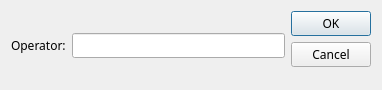
First picture: the form in not1mm/data/opon.ui, repository mbridak/not1mm, before the edit.
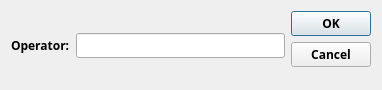
Second picture: the form after the edit.

Commit message: @mbridak Add font weight property to UI files for consistency

```diff
--- a/not1mm/data/opon.ui
+++ b/not1mm/data/opon.ui
@@ -13,6 +13,7 @@
   <property name="font">
    <font>
     <family>JetBrains Mono</family>
+    <weight>100</weight>
    </font>
   </property>
   <property name="windowTitle">
```
The commit also changes 14 other files.
